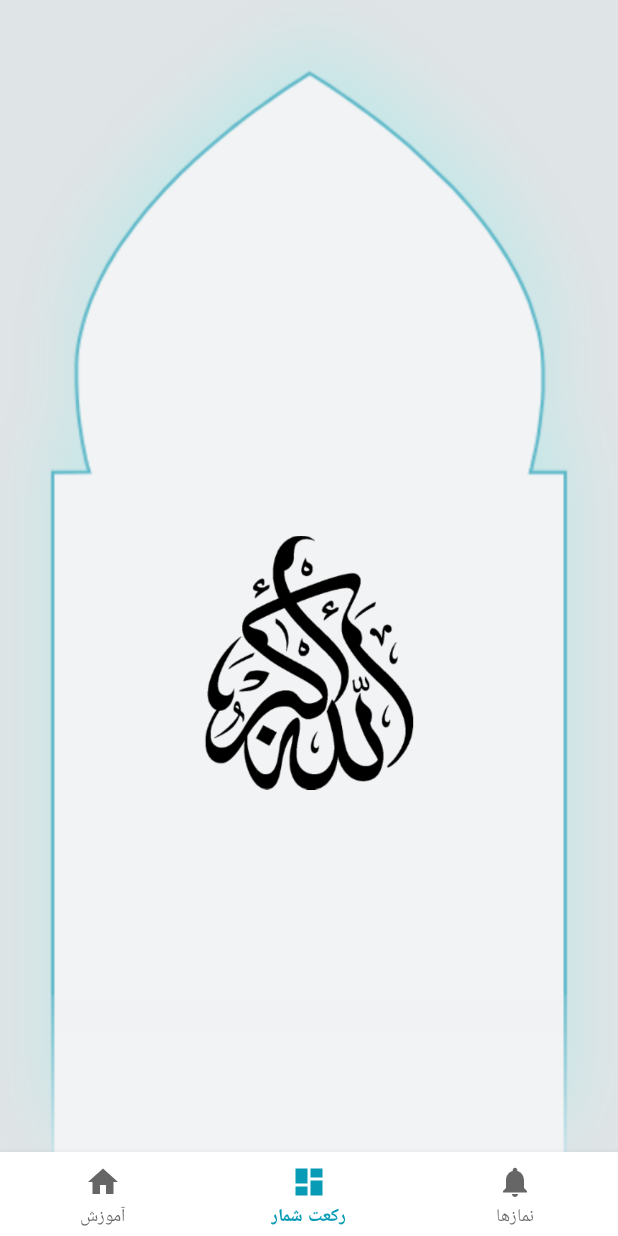
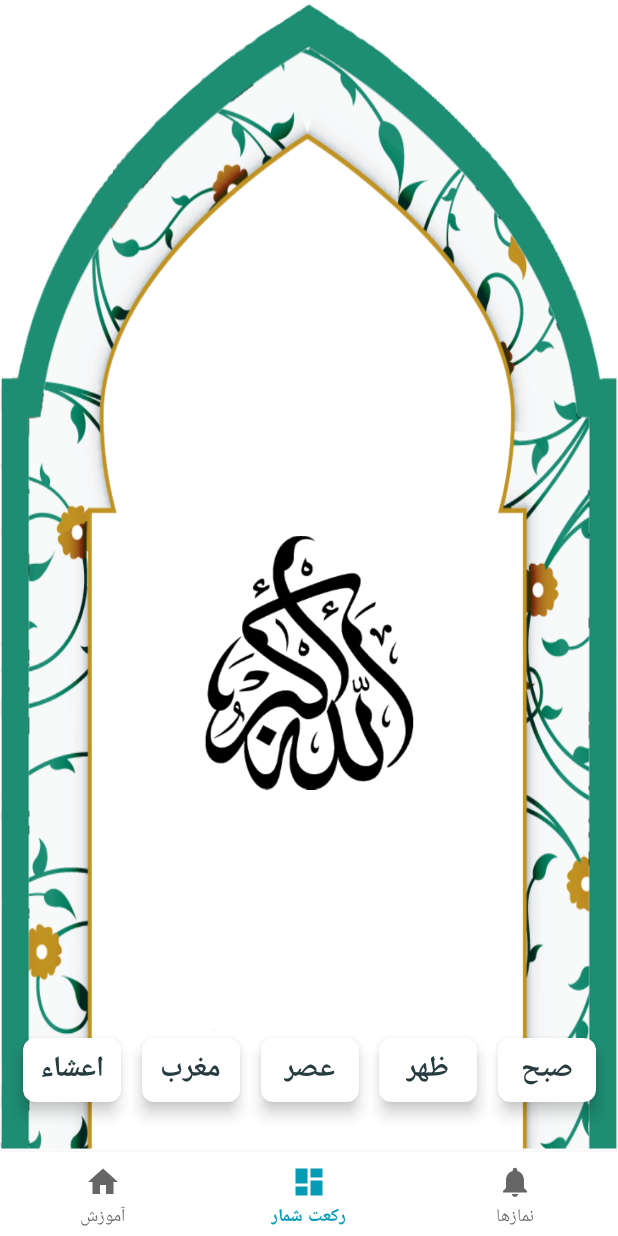
Before and after one commit to MostafaBorjali/Pray, an Android app: the screen it shows after launch (MainActivity), on a phone screen of 412 x 824 dp. Run offline under Robolectric (Android 15) with nearby library versions, the phone set to English and light mode, and no system bars; our stand-ins replace data binding, navigation-ui, sdp/ssp sizes.

Commit message:
finish rokAat Shomar

```diff
--- a/app/src/main/AndroidManifest.xml
+++ b/app/src/main/AndroidManifest.xml
@@ -10,7 +10,7 @@
         android:supportsRtl="true"
         android:theme="@style/AppTheme">
         <activity
-            android:name=".MainActivity"
+            android:name=".ui.activity.MainActivity"
             android:label="@string/app_name"
             android:screenOrientation="fullSensor">
             <intent-filter>
--- a/app/src/main/java/com/borjali/mostafa/pray/utils/BaseAdapter.kt
+++ b/app/src/main/java/com/borjali/mostafa/pray/ui/base/BaseAdapter.kt
@@ -1,4 +1,4 @@
-package com.borjali.mostafa.pray.utils
+package com.borjali.mostafa.pray.ui.base
 
 
 import android.content.Context
--- /dev/null
+++ b/app/src/main/java/com/borjali/mostafa/pray/ui/base/BaseFragment.kt
@@ -0,0 +1,37 @@
+package com.borjali.mostafa.pray.ui.base
+
+import android.os.Bundle
+import android.view.LayoutInflater
+import android.view.View
+import android.view.ViewGroup
+import androidx.databinding.DataBindingUtil
+import androidx.databinding.ViewDataBinding
+import androidx.fragment.app.Fragment
+import androidx.lifecycle.LifecycleObserver
+
+
+abstract class BaseFragment<B : ViewDataBinding> : Fragment(), LifecycleObserver {
+    lateinit var binding: B
+    private var vieww: View? = null
+/*    val ms: MyShared by inject()
+    val response: ApiResponce by inject()*/
+    override fun onCreateView(
+        inflater: LayoutInflater,
+        container: ViewGroup?,
+        savedInstanceState: Bundle?
+    ): View? {
+
+        if (vieww == null) {
+            binding = DataBindingUtil.inflate(inflater, getLayoutResourceId(), container, false)
+
+            vieww = binding.root
+
+            oncreate()
+        }
+
+        return binding.root
+    }
+
+    protected abstract fun getLayoutResourceId(): Int
+    protected abstract fun oncreate()
+}
--- a/app/src/main/java/com/borjali/mostafa/pray/ui/dashboard/DashboardFragment.kt
+++ b/app/src/main/java/com/borjali/mostafa/pray/ui/fragment/dashboard/DashboardFragment.kt
@@ -1,6 +1,6 @@
 @file:Suppress("DEPRECATION")
 
-package com.borjali.mostafa.pray.ui.dashboard
+package com.borjali.mostafa.pray.ui.fragment.dashboard
 
 import android.content.Context.SENSOR_SERVICE
 import android.hardware.Sensor
@@ -8,54 +8,48 @@ import android.hardware.SensorEvent
 import android.hardware.SensorEventListener
 import android.hardware.SensorManager
 import android.media.MediaPlayer
-import android.os.Bundle
 import android.util.Log
-import android.view.LayoutInflater
-import android.view.View
-import android.view.ViewGroup
 import android.view.animation.Animation
 import android.view.animation.Animation.AnimationListener
 import android.view.animation.AnimationUtils
-import androidx.fragment.app.Fragment
-import androidx.lifecycle.ViewModelProviders
+import android.widget.Toast
 import com.borjali.mostafa.pray.R
+import com.borjali.mostafa.pray.databinding.FragmentDashboardBinding
+import com.borjali.mostafa.pray.ui.base.BaseFragment
+import com.borjali.mostafa.pray.utils.Data
 import kotlinx.android.synthetic.main.fragment_dashboard.*
 
 
-class DashboardFragment : Fragment() {
+class DashboardFragment : BaseFragment<FragmentDashboardBinding>() {
     private var resID: Int = 0
     private var step = 0
     private lateinit var mSensorManager: SensorManager
     private var mSensor: Sensor? = null
     private lateinit var mediaPlayer: MediaPlayer
-    private lateinit var dashboardViewModel: DashboardViewModel
-    private var list = ArrayList<String>()
     private lateinit var adapter: ButtonAdapter
-    override fun onCreateView(
-        inflater: LayoutInflater,
-        container: ViewGroup?,
-        savedInstanceState: Bundle?
-    ): View? {
+    override fun getLayoutResourceId() = R.layout.fragment_dashboard
+
+    override fun oncreate() {
         initView()
-        dashboardViewModel =
-            ViewModelProviders.of(this).get(DashboardViewModel::class.java)
-        return inflater.inflate(R.layout.fragment_dashboard, container, false)
-
-
     }
 
     private fun initView() {
+        Data.position = 10
+        var list = ArrayList<String>()
+        list.add("اعشاء")
+        list.add("مغرب")
+        list.add("عصر")
+        list.add("ظهر")
         list.add("صبح")
-        list.add("ظهر")
-        list.add("عصر")
-        list.add("مغرب")
-        list.add("اعشاء")
         Log.e("list", list.toString())
          adapter = ButtonAdapter(list) {
              mediaPlayer.start()
+             step = 0
+             setStep(0)
              adapter.notifyDataSetChanged()
          }
-         listButton.adapter = adapter
+
+        binding.recycelerView.adapter = adapter
         resID = resources.getIdentifier("pull_back", "raw", context?.packageName)
         mediaPlayer = MediaPlayer.create(activity, resID)
         mSensorManager = context?.getSystemService(SENSOR_SERVICE) as SensorManager
@@ -99,6 +93,7 @@ class DashboardFragment : Fragment() {
                     rokaatMessage = "رکعت دوم ",
                     sejdeMessage = "سجده اول"
                 )
+
             }
             4 -> {
                 imageViewAnimatedChange(
@@ -108,11 +103,21 @@ class DashboardFragment : Fragment() {
                 )
             }
             5 -> {
+                if (Data.rokaat == 2){
+                    step = 10
+                    imageViewAnimatedChange(
+                        newImage = R.drawable.alah,
+                        rokaatMessage = "",
+                        sejdeMessage = ""
+                    )
+                }else{
                     imageViewAnimatedChange(
                         newImage = R.drawable.ic_3_1,
                         rokaatMessage = "رکعت سوم",
                         sejdeMessage = "سجده اول"
                     )
+                }
+
 
             }
             6 -> {
@@ -124,11 +129,21 @@ class DashboardFragment : Fragment() {
 
             }
             7 -> {
+                if (Data.rokaat == 3){
+                    step = 10
+                    imageViewAnimatedChange(
+                        newImage = R.drawable.alah,
+                        rokaatMessage = "",
+                        sejdeMessage = ""
+                    )
+                }else{
                     imageViewAnimatedChange(
                         newImage = R.drawable.ic_4_1,
                         rokaatMessage = "رکعت چهارم",
                         sejdeMessage = "سجده اول"
                     )
+                }
+
 
             }
             8 -> {
@@ -194,4 +209,6 @@ class DashboardFragment : Fragment() {
         })
         imgRocaat.startAnimation(animOut)
     }
+
+
 }
--- a/app/src/main/java/com/borjali/mostafa/pray/ui/dashboard/DashboardViewModel.kt
+++ b/app/src/main/java/com/borjali/mostafa/pray/ui/fragment/dashboard/DashboardViewModel.kt
@@ -1,4 +1,4 @@
-package com.borjali.mostafa.pray.ui.dashboard
+package com.borjali.mostafa.pray.ui.fragment.dashboard
 
 
 import androidx.lifecycle.LiveData
--- a/app/src/main/java/com/borjali/mostafa/pray/ui/home/HomeViewModel.kt
+++ b/app/src/main/java/com/borjali/mostafa/pray/ui/fragment/home/HomeViewModel.kt
@@ -1,4 +1,4 @@
-package com.borjali.mostafa.pray.ui.home
+package com.borjali.mostafa.pray.ui.fragment.home
 
 import androidx.lifecycle.LiveData
 import androidx.lifecycle.MutableLiveData
--- a/app/src/main/java/com/borjali/mostafa/pray/ui/notifications/NotificationsViewModel.kt
+++ b/app/src/main/java/com/borjali/mostafa/pray/ui/fragment/notifications/NotificationsViewModel.kt
@@ -1,4 +1,4 @@
-package com.borjali.mostafa.pray.ui.notifications
+package com.borjali.mostafa.pray.ui.fragment.notifications
 
 
 import androidx.lifecycle.LiveData
--- a/app/src/main/java/com/borjali/mostafa/pray/utils/Data.kt
+++ b/app/src/main/java/com/borjali/mostafa/pray/utils/Data.kt
@@ -2,4 +2,5 @@ package com.borjali.mostafa.pray.utils
 
 object Data {
     var position = 10
+    var rokaat = 4
 }
--- a/app/src/main/res/layout/fragment_dashboard.xml
+++ b/app/src/main/res/layout/fragment_dashboard.xml
@@ -1,14 +1,14 @@
 <?xml version="1.0" encoding="utf-8"?>
-<layout>
-    <androidx.constraintlayout.widget.ConstraintLayout xmlns:android="http://schemas.android.com/apk/res/android"
-        xmlns:app="http://schemas.android.com/apk/res-auto"
-        xmlns:tools="http://schemas.android.com/tools"
+<layout xmlns:android="http://schemas.android.com/apk/res/android"
+    xmlns:app="http://schemas.android.com/apk/res-auto"
+    xmlns:tools="http://schemas.android.com/tools">
+    <androidx.constraintlayout.widget.ConstraintLayout
         android:layout_width="match_parent"
         android:layout_height="match_parent"
-        android:background="@drawable/back"
+        android:background="@drawable/mehrab"
         android:keepScreenOn="true"
         android:orientation="vertical"
-        tools:context=".ui.dashboard.DashboardFragment">
+        tools:context=".ui.fragment.dashboard.DashboardFragment">
 
 
         <androidx.constraintlayout.widget.Guideline
@@ -73,18 +73,20 @@
             app:layout_constraintStart_toStartOf="parent" />
 
         <androidx.recyclerview.widget.RecyclerView
-            android:id="@+id/listButton"
+            android:id="@+id/recycelerView"
             android:layout_width="0dp"
             android:layout_height="0dp"
-            android:layout_marginBottom="8dp"
+            android:layout_marginStart="8dp"
+            android:layout_marginLeft="8dp"
+            android:layout_marginTop="8dp"
+            android:layout_marginEnd="8dp"
+            android:layout_marginRight="8dp"
+            app:direction="@{`gridView`}"
             app:layout_constraintBottom_toBottomOf="parent"
             app:layout_constraintEnd_toEndOf="parent"
-            app:layout_constraintHorizontal_bias="0.0"
             app:layout_constraintStart_toStartOf="parent"
-            app:layout_constraintTop_toTopOf="@+id/guideline"
-            app:direction="@{`gridView`}"
-            app:layout_constraintVertical_bias="1.0"
-            tools:listitem="@layout/item_recycler_time_namaz" />
+            app:layout_constraintTop_toTopOf="@+id/guideline" />
+
 
     </androidx.constraintlayout.widget.ConstraintLayout>
 </layout>
--- a/app/src/main/res/layout/fragment_home.xml
+++ b/app/src/main/res/layout/fragment_home.xml
@@ -4,7 +4,7 @@
     xmlns:tools="http://schemas.android.com/tools"
     android:layout_width="match_parent"
     android:layout_height="match_parent"
-    tools:context=".ui.home.HomeFragment">
+    tools:context=".ui.fragment.home.HomeFragment">
 
     <TextView
         android:id="@+id/text_home"
--- a/app/src/main/res/layout/fragment_notifications.xml
+++ b/app/src/main/res/layout/fragment_notifications.xml
@@ -4,7 +4,7 @@
     xmlns:tools="http://schemas.android.com/tools"
     android:layout_width="match_parent"
     android:layout_height="match_parent"
-    tools:context=".ui.notifications.NotificationsFragment">
+    tools:context=".ui.fragment.notifications.NotificationsFragment">
 
     <TextView
         android:id="@+id/text_notifications"
--- a/app/src/main/res/layout/item_recycler_time_namaz.xml
+++ b/app/src/main/res/layout/item_recycler_time_namaz.xml
@@ -3,14 +3,13 @@
     <androidx.constraintlayout.widget.ConstraintLayout
         xmlns:android="http://schemas.android.com/apk/res/android"
         xmlns:app="http://schemas.android.com/apk/res-auto"
-        xmlns:tools="http://schemas.android.com/tools"
         android:layout_width="wrap_content"
         android:layout_height="wrap_content">
 
         <androidx.cardview.widget.CardView
             android:id="@+id/btn_background"
-            android:layout_width="@dimen/_55sdp"
-            android:layout_height="@dimen/_40sdp"
+            android:layout_width="@dimen/_50sdp"
+            android:layout_height="@dimen/_33sdp"
             android:layout_marginStart="8dp"
             android:layout_marginLeft="8dp"
             android:layout_marginTop="8dp"
@@ -32,9 +31,8 @@
                 android:layout_gravity="center"
                 android:gravity="center"
                 android:textStyle="bold"
-                android:textSize="@dimen/_18sdp"
-                android:textColor="@color/background"
-                android:text="صبح" />
+                android:textSize="@dimen/_15sdp"
+                 />
         </androidx.cardview.widget.CardView>
     </androidx.constraintlayout.widget.ConstraintLayout>
 </layout>
--- a/app/src/main/res/navigation/mobile_navigation.xml
+++ b/app/src/main/res/navigation/mobile_navigation.xml
@@ -7,19 +7,19 @@
 
     <fragment
         android:id="@+id/navigation_home"
-        android:name="com.borjali.mostafa.pray.ui.home.HomeFragment"
+        android:name="com.borjali.mostafa.pray.ui.fragment.home.HomeFragment"
         android:label="@string/title_home"
         tools:layout="@layout/fragment_home" />
 
     <fragment
         android:id="@+id/navigation_dashboard"
-        android:name="com.borjali.mostafa.pray.ui.dashboard.DashboardFragment"
+        android:name="com.borjali.mostafa.pray.ui.fragment.dashboard.DashboardFragment"
         android:label="@string/title_dashboard"
         tools:layout="@layout/fragment_dashboard" />
 
     <fragment
         android:id="@+id/navigation_notifications"
-        android:name="com.borjali.mostafa.pray.ui.notifications.NotificationsFragment"
+        android:name="com.borjali.mostafa.pray.ui.fragment.notifications.NotificationsFragment"
         android:label="@string/title_notifications"
         tools:layout="@layout/fragment_notifications" />
 </navigation>
--- a/app/src/main/res/values/colors.xml
+++ b/app/src/main/res/values/colors.xml
@@ -1,7 +1,7 @@
 <?xml version="1.0" encoding="utf-8"?>
 <resources>
     <color name="colorPrimary">#079BB5</color>
-    <color name="colorPrimaryDark">#3700B3</color>
+    <color name="colorPrimaryDark">#36585E</color>
     <color name="colorAccent">#08C4C7</color>
     <color name="background">#DFE4E6</color>
     <color name="titleTextColor">#273C40</color>
```
Also changed, not shown: app/src/main/java/com/borjali/mostafa/pray/ui/activity/MainActivity.kt (renamed from app/src/main/java/com/borjali/mostafa/pray/MainActivity.kt, +6 -2 lines), app/src/main/java/com/borjali/mostafa/pray/ui/base/BaseActivity.kt (added, +86 -0 lines), app/src/main/java/com/borjali/mostafa/pray/ui/base/BaseViewModel.kt (added, +10 -0 lines), app/src/main/java/com/borjali/mostafa/pray/ui/fragment/dashboard/ButtonAdapter.kt (renamed from app/src/main/java/com/borjali/mostafa/pray/ui/dashboard/ButtonAdapter.kt, +9 -3 lines), app/src/main/java/com/borjali/mostafa/pray/ui/fragment/home/HomeFragment.kt (renamed from app/src/main/java/com/borjali/mostafa/pray/ui/notifications/NotificationsFragment.kt, +8 -9 lines), app/src/main/java/com/borjali/mostafa/pray/ui/fragment/notifications/NotificationsFragment.kt (renamed from app/src/main/java/com/borjali/mostafa/pray/ui/home/HomeFragment.kt, +9 -8 lines). Lines whose indentation alone changed are shown as unchanged.
